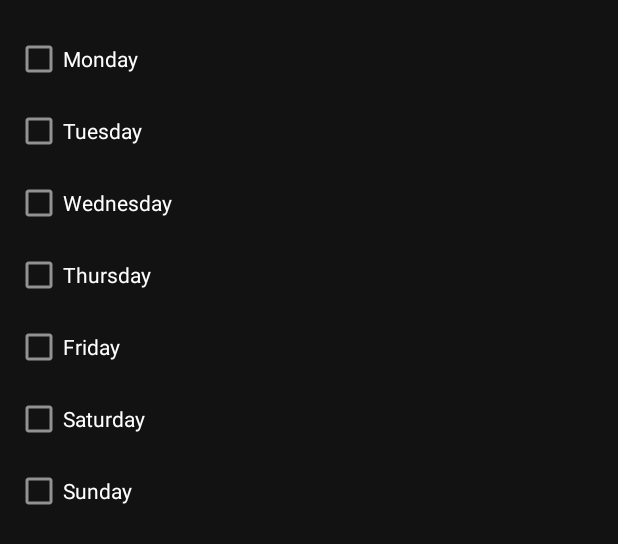
After one commit to aptennn/greenhouse_android, an Android app: the layout time_layout_mini.xml on its own in the app's theme, with its tools: preview values and no code run, on a phone screen of 412 x 824 dp. The commit adds this screen. Shown: the top 544 px of the screen. Run offline under Robolectric (Android 15) with nearby library versions, the phone set to English and light mode, and no system bars.

Commit message:
made alert time menu

```diff
--- /dev/null
+++ b/app/src/main/res/layout/time_layout_mini.xml
@@ -0,0 +1,72 @@
+<?xml version="1.0" encoding="utf-8"?>
+<androidx.constraintlayout.widget.ConstraintLayout xmlns:android="http://schemas.android.com/apk/res/android"
+    android:layout_width="match_parent"
+    android:layout_height="match_parent"
+    xmlns:app="http://schemas.android.com/apk/res-auto">
+    <CheckBox
+        android:layout_width="wrap_content"
+        android:layout_height="wrap_content"
+        android:text="@string/monday"
+        android:id="@+id/monday_check"
+        app:layout_constraintStart_toStartOf="parent"
+        app:layout_constraintTop_toTopOf="parent"
+        android:layout_marginTop="15dp"
+        android:layout_marginLeft="10dp"
+        android:layout_marginStart="10dp" />
+    <CheckBox
+        android:id="@+id/tuesday_check"
+        android:layout_width="wrap_content"
+        android:layout_height="wrap_content"
+        android:text="@string/tuesday"
+        app:layout_constraintStart_toStartOf="parent"
+        app:layout_constraintTop_toBottomOf="@id/monday_check"
+        android:layout_marginLeft="10dp"
+        android:layout_marginStart="10dp"/>
+    <CheckBox
+        android:id="@+id/wednesday_check"
+        android:layout_width="wrap_content"
+        android:layout_height="wrap_content"
+        android:text="@string/wednesday"
+        app:layout_constraintStart_toStartOf="parent"
+        app:layout_constraintTop_toBottomOf="@id/tuesday_check"
+        android:layout_marginLeft="10dp"
+        android:layout_marginStart="10dp"/>
+    <CheckBox
+        android:id="@+id/thursday_check"
+        android:layout_width="wrap_content"
+        android:layout_height="wrap_content"
+        android:text="@string/thursday"
+        app:layout_constraintStart_toStartOf="parent"
+        app:layout_constraintTop_toBottomOf="@id/wednesday_check"
+        android:layout_marginLeft="10dp"
+        android:layout_marginStart="10dp"/>
+    <CheckBox
+        android:id="@+id/friday_check"
+        android:layout_width="wrap_content"
+        android:layout_height="wrap_content"
+        android:text="@string/friday"
+        app:layout_constraintStart_toStartOf="parent"
+        app:layout_constraintTop_toBottomOf="@id/thursday_check"
+        android:layout_marginLeft="10dp"
+        android:layout_marginStart="10dp"/>
+    <CheckBox
+        android:id="@+id/saturday_check"
+        android:layout_width="wrap_content"
+        android:layout_height="wrap_content"
+        android:text="@string/saturday"
+        app:layout_constraintStart_toStartOf="parent"
+        app:layout_constraintTop_toBottomOf="@id/friday_check"
+        android:layout_marginLeft="10dp"
+        android:layout_marginStart="10dp"/>
+    <CheckBox
+        android:id="@+id/sunday_check"
+        android:layout_width="wrap_content"
+        android:layout_height="wrap_content"
+        android:text="@string/sunday"
+        app:layout_constraintStart_toStartOf="parent"
+        app:layout_constraintTop_toBottomOf="@id/saturday_check"
+        android:layout_marginLeft="10dp"
+        android:layout_marginStart="10dp"/>
+
+
+</androidx.constraintlayout.widget.ConstraintLayout>
--- a/app/src/main/res/values/strings.xml
+++ b/app/src/main/res/values/strings.xml
@@ -13,4 +13,11 @@
     <string name="menu_slideshow">Info</string>
     <string name="menu_settings">Settings</string>
     <string name="nightmode">Night Mode</string>
+    <string name="monday">Monday</string>
+    <string name="tuesday">Tuesday</string>
+    <string name="wednesday">Wednesday</string>
+    <string name="thursday">Thursday</string>
+    <string name="friday">Friday</string>
+    <string name="saturday">Saturday</string>
+    <string name="sunday">Sunday</string>
 </resources>
```
Also changed, not shown: app/src/main/java/com/example/samsunghackathon2021/ui/profile/ProfileFragment.java (+76 -1 lines), app/src/main/res/layout/time_water_duration.xml (added, +12 -0 lines).
